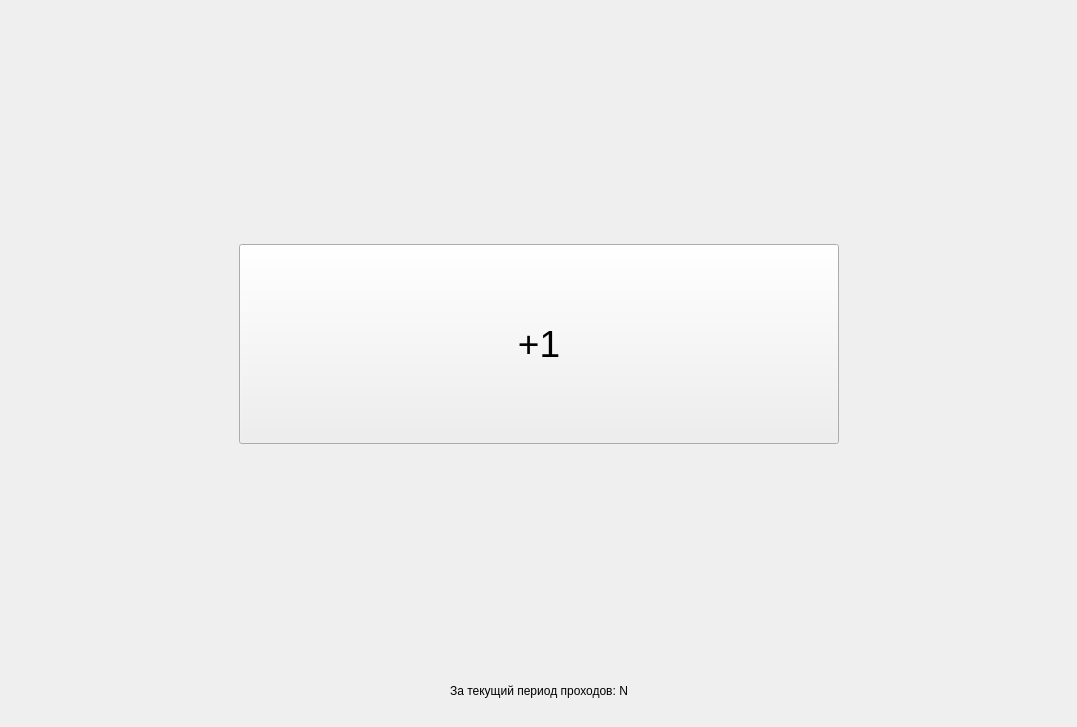
Old version of the form CashboxWindow.ui in the repository AdamArutyunov/Que.
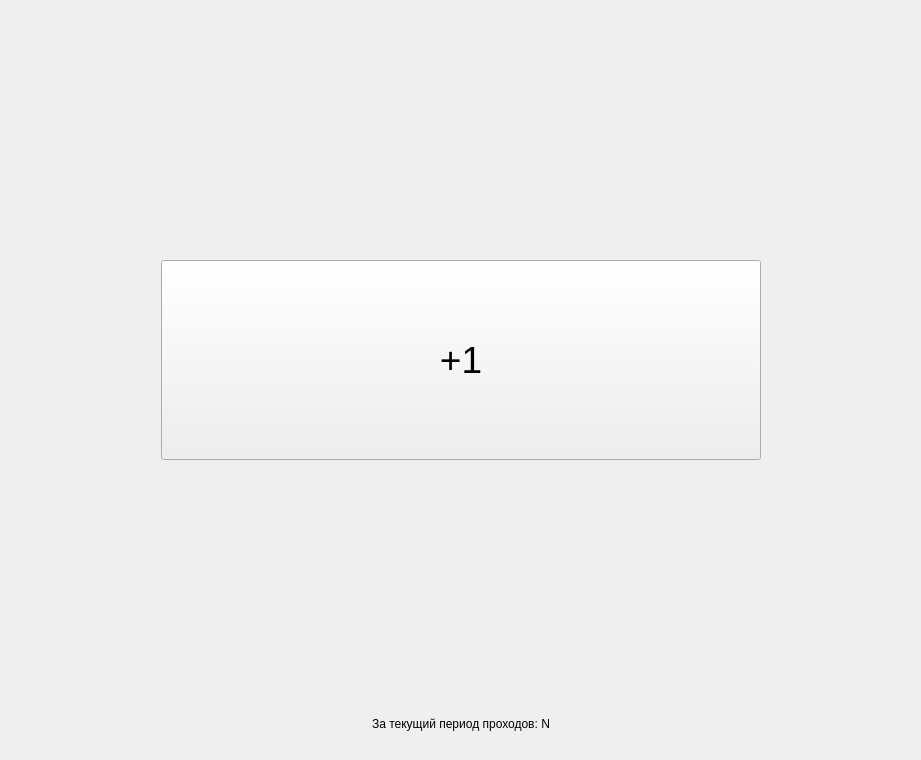
New version of the form.

```diff
--- a/CashboxWindow.ui
+++ b/CashboxWindow.ui
@@ -6,8 +6,8 @@
    <rect>
     <x>0</x>
     <y>0</y>
-    <width>1077</width>
-    <height>727</height>
+    <width>921</width>
+    <height>760</height>
    </rect>
   </property>
   <property name="windowTitle">
```
Left out of the diff: 64 changed lines with no effect on the pictures.
